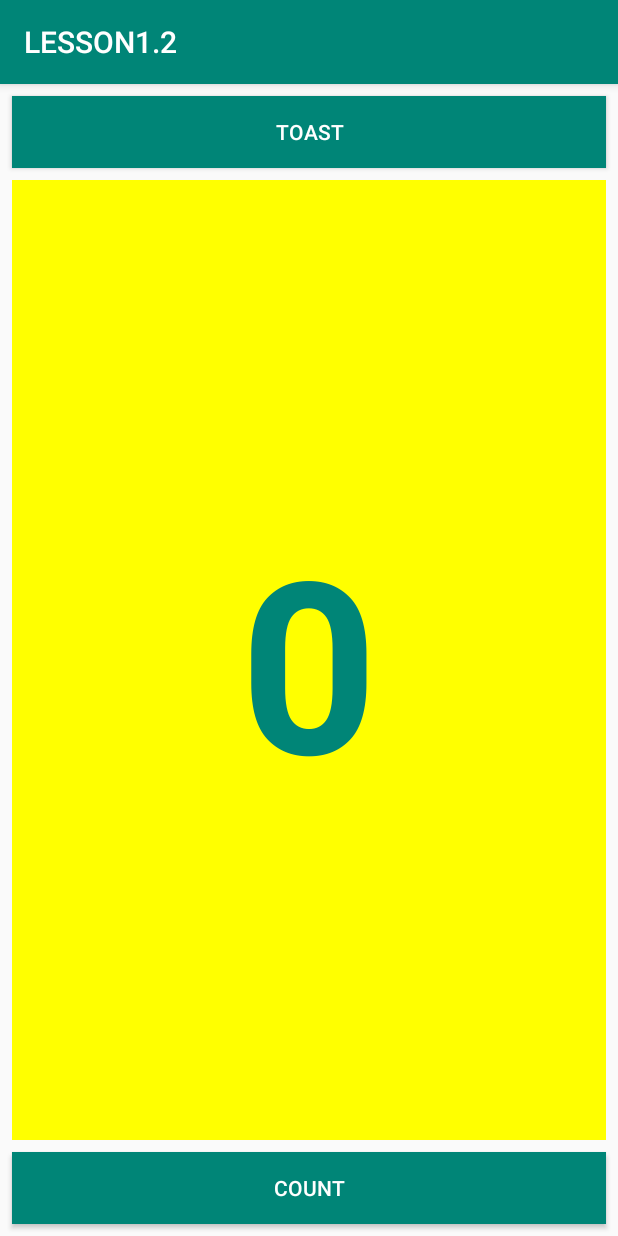
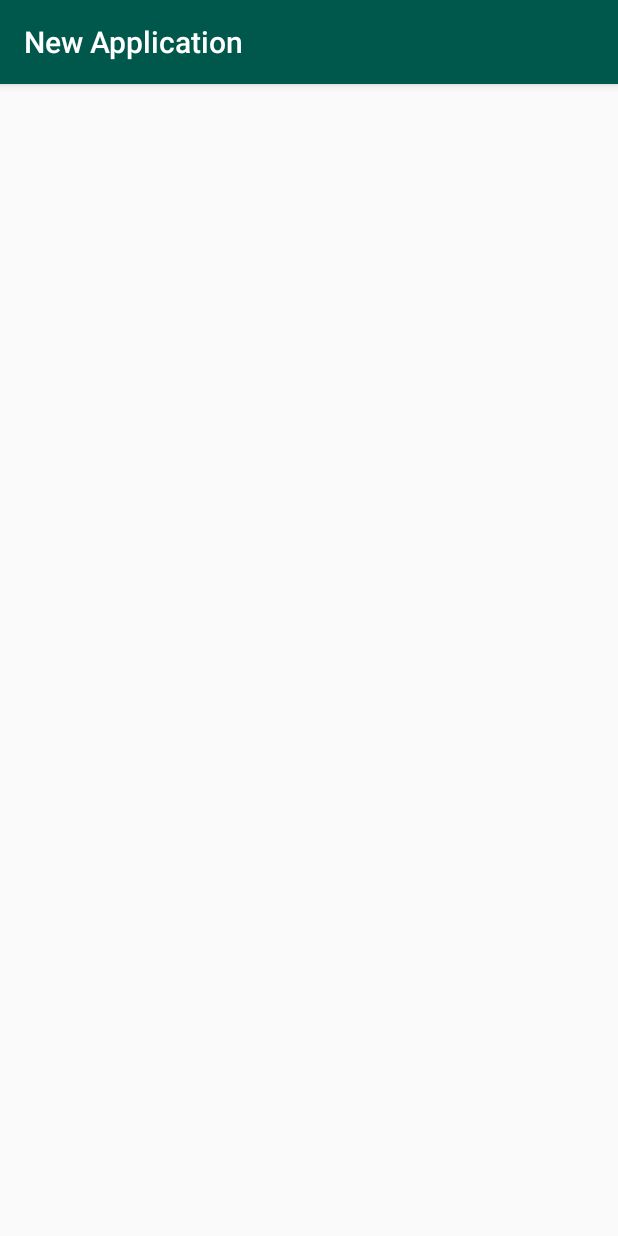
Before and after one commit to songahid-e/LESSON1.4, an Android app: the screen it shows after launch (MainActivity before the commit, Main3Activity after it), on a phone screen of 412 x 824 dp. Run offline under Robolectric (Android 15) with nearby library versions, the phone set to English and light mode, and no system bars.

Commit message:
Initial Commit Task 2.1-2.2

```diff
--- a/app/build.gradle
+++ b/app/build.gradle
@@ -22,6 +22,7 @@ dependencies {
     implementation fileTree(dir: 'libs', include: ['*.jar'])
     implementation 'com.android.support:appcompat-v7:28.0.0'
     implementation 'com.android.support.constraint:constraint-layout:1.1.3'
+    implementation 'com.android.support:design:28.0.0'
     testImplementation 'junit:junit:4.12'
     androidTestImplementation 'com.android.support.test:runner:1.0.2'
     androidTestImplementation 'com.android.support.test.espresso:espresso-core:3.0.2'
--- a/app/src/main/AndroidManifest.xml
+++ b/app/src/main/AndroidManifest.xml
@@ -9,13 +9,17 @@
         android:roundIcon="@mipmap/ic_launcher_round"
         android:supportsRtl="true"
         android:theme="@style/AppTheme">
-        <activity android:name=".MainActivity">
+        <activity
+            android:name=".Main3Activity"
+            android:label="@string/app_name"
+            android:theme="@style/AppTheme.NoActionBar">
             <intent-filter>
                 <action android:name="android.intent.action.MAIN" />
 
                 <category android:name="android.intent.category.LAUNCHER" />
             </intent-filter>
         </activity>
+        <activity android:name=".MainActivity"></activity>
     </application>
 
 </manifest>
--- /dev/null
+++ b/app/src/main/java/com/example/lesson14/Main3Activity.java
@@ -0,0 +1,29 @@
+package com.example.lesson14;
+
+import android.os.Bundle;
+import android.support.design.widget.FloatingActionButton;
+import android.support.design.widget.Snackbar;
+import android.support.v7.app.AppCompatActivity;
+import android.support.v7.widget.Toolbar;
+import android.view.View;
+
+public class Main3Activity extends AppCompatActivity {
+
+    @Override
+    protected void onCreate(Bundle savedInstanceState) {
+        super.onCreate(savedInstanceState);
+        setContentView(R.layout.activity_main3);
+        Toolbar toolbar = findViewById(R.id.toolbar);
+        setSupportActionBar(toolbar);
+
+//        FloatingActionButton fab = findViewById(R.id.fab);
+//        fab.setOnClickListener(new View.OnClickListener() {
+//            @Override
+//            public void onClick(View view) {
+//                Snackbar.make(view, "Replace with your own action", Snackbar.LENGTH_LONG)
+//                        .setAction("Action", null).show();
+//            }
+//        });
+    }
+
+}
--- a/app/src/main/java/com/example/lesson14/MainActivity.java
+++ b/app/src/main/java/com/example/lesson14/MainActivity.java
@@ -35,4 +35,5 @@ public class MainActivity extends AppCompatActivity {
                 Toast.LENGTH_SHORT);
         toast.show();
     }
+
 }
--- /dev/null
+++ b/app/src/main/res/layout/activity_main3.xml
@@ -0,0 +1,33 @@
+<?xml version="1.0" encoding="utf-8"?>
+<android.support.design.widget.CoordinatorLayout xmlns:android="http://schemas.android.com/apk/res/android"
+    xmlns:app="http://schemas.android.com/apk/res-auto"
+    xmlns:tools="http://schemas.android.com/tools"
+    android:layout_width="match_parent"
+    android:layout_height="match_parent"
+    tools:context=".Main3Activity">
+
+    <android.support.design.widget.AppBarLayout
+        android:layout_width="match_parent"
+        android:layout_height="wrap_content"
+        android:theme="@style/AppTheme.AppBarOverlay">
+
+        <android.support.v7.widget.Toolbar
+            android:id="@+id/toolbar"
+            android:layout_width="match_parent"
+            android:layout_height="?attr/actionBarSize"
+            android:background="?attr/colorPrimaryDark"
+            app:popupTheme="@style/AppTheme.PopupOverlay" />
+
+    </android.support.design.widget.AppBarLayout>
+
+    <include layout="@layout/content_main3" />
+
+    <!--<android.support.design.widget.FloatingActionButton-->
+        <!--android:id="@+id/fab"-->
+        <!--android:layout_width="wrap_content"-->
+        <!--android:layout_height="wrap_content"-->
+        <!--android:layout_gravity="bottom|end"-->
+        <!--android:layout_margin="@dimen/fab_margin"-->
+        <!--app:srcCompat="@android:drawable/ic_dialog_email" />-->
+
+</android.support.design.widget.CoordinatorLayout>
--- /dev/null
+++ b/app/src/main/res/layout/content_main3.xml
@@ -0,0 +1,11 @@
+<?xml version="1.0" encoding="utf-8"?>
+<android.support.constraint.ConstraintLayout xmlns:android="http://schemas.android.com/apk/res/android"
+    xmlns:app="http://schemas.android.com/apk/res-auto"
+    xmlns:tools="http://schemas.android.com/tools"
+    android:layout_width="match_parent"
+    android:layout_height="match_parent"
+    app:layout_behavior="@string/appbar_scrolling_view_behavior"
+    tools:context=".Main3Activity"
+    tools:showIn="@layout/activity_main3">
+
+</android.support.constraint.ConstraintLayout>
--- /dev/null
+++ b/app/src/main/res/values/dimens.xml
@@ -0,0 +1,3 @@
+<resources>
+    <dimen name="fab_margin">16dp</dimen>
+</resources>
--- a/app/src/main/res/values/strings.xml
+++ b/app/src/main/res/values/strings.xml
@@ -1,7 +1,10 @@
 <resources>
-    <string name="app_name">LESSON1.2</string>
+    <string name="app_name">New Application</string>
+    <!--<string name="app_name">LESSON1.2</string>-->
     <string name="toast_button">Toast</string>
     <string name="count_button">Count</string>
     <string name="show_count_text">0</string>
     <string name="toast_text">Hello Toast!</string>
+    <string name="title_activity_main2">Main2Activity</string>
+    <string name="title_activity_main3">Main3Activity</string>
 </resources>
--- a/app/src/main/res/values/styles.xml
+++ b/app/src/main/res/values/styles.xml
@@ -8,4 +8,13 @@
         <item name="colorAccent">@color/colorAccent</item>
     </style>
 
+    <style name="AppTheme.NoActionBar">
+        <item name="windowActionBar">false</item>
+        <item name="windowNoTitle">true</item>
+    </style>
+
+    <style name="AppTheme.AppBarOverlay" parent="ThemeOverlay.AppCompat.Dark.ActionBar" />
+
+    <style name="AppTheme.PopupOverlay" parent="ThemeOverlay.AppCompat.Light" />
+
 </resources>
```
